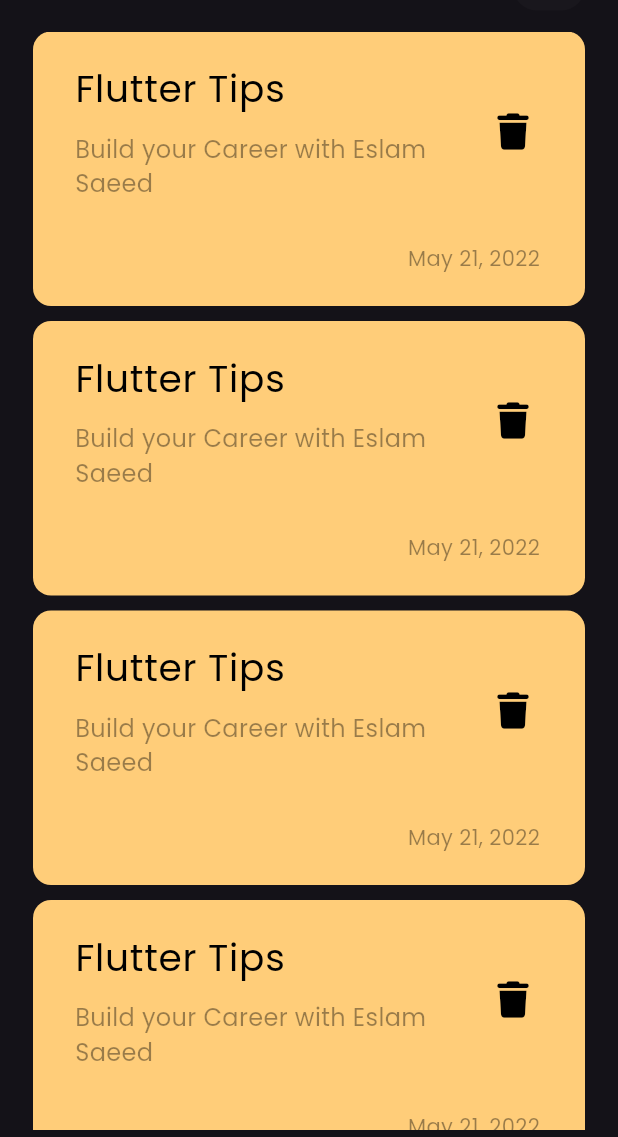
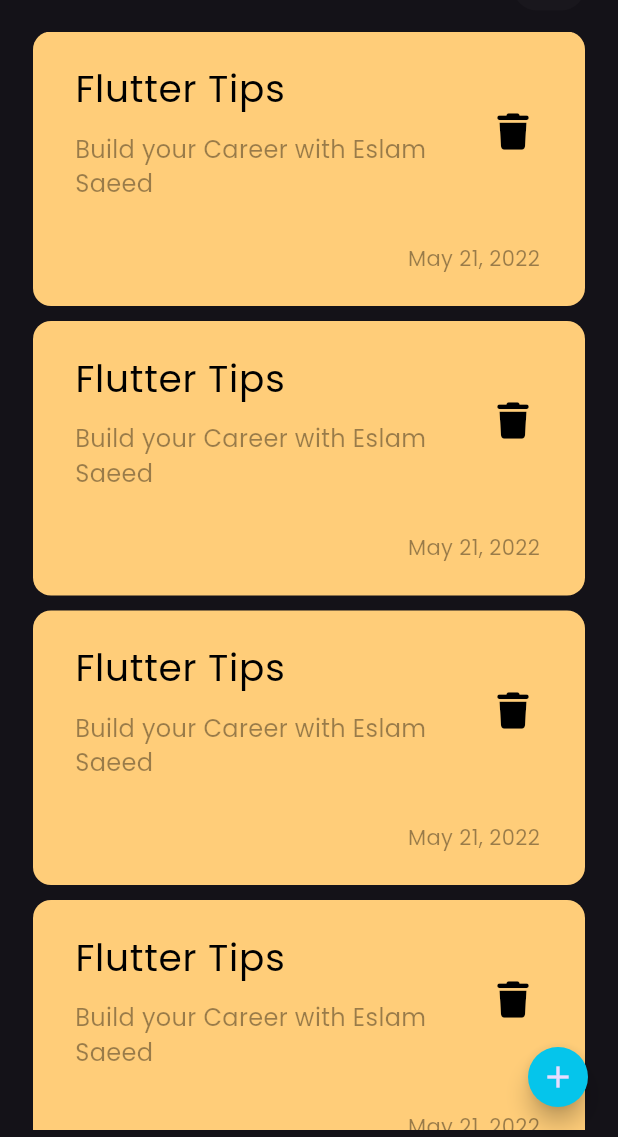
Before and after one commit to EslamSaeed570/note_app, a Flutter app: the screen it shows after launch, on a phone screen of 412 x 824 dp, the part 99-1236 px from its top. Run offline on Flutter 3.47's test engine with Material 3 defaults, Android fonts, the phone set to English and light mode, and no system bars; our stand-ins replace font_awesome_flutter.

```diff
--- a/lib/views/notes_view.dart
+++ b/lib/views/notes_view.dart
@@ -6,8 +6,14 @@ class NotesView extends StatelessWidget {
 
   @override
   Widget build(BuildContext context) {
-    return const Scaffold(
-      body: NotesViewBody(),
+    return Scaffold(
+      floatingActionButton: FloatingActionButton.small(
+        onPressed: () {},
+        backgroundColor: const Color.fromARGB(255, 5, 197, 235),
+        shape: RoundedRectangleBorder(borderRadius: BorderRadius.circular(30)),
+        child: const Icon(Icons.add),
+      ),
+      body: const NotesViewBody(),
     );
   }
 }
```
